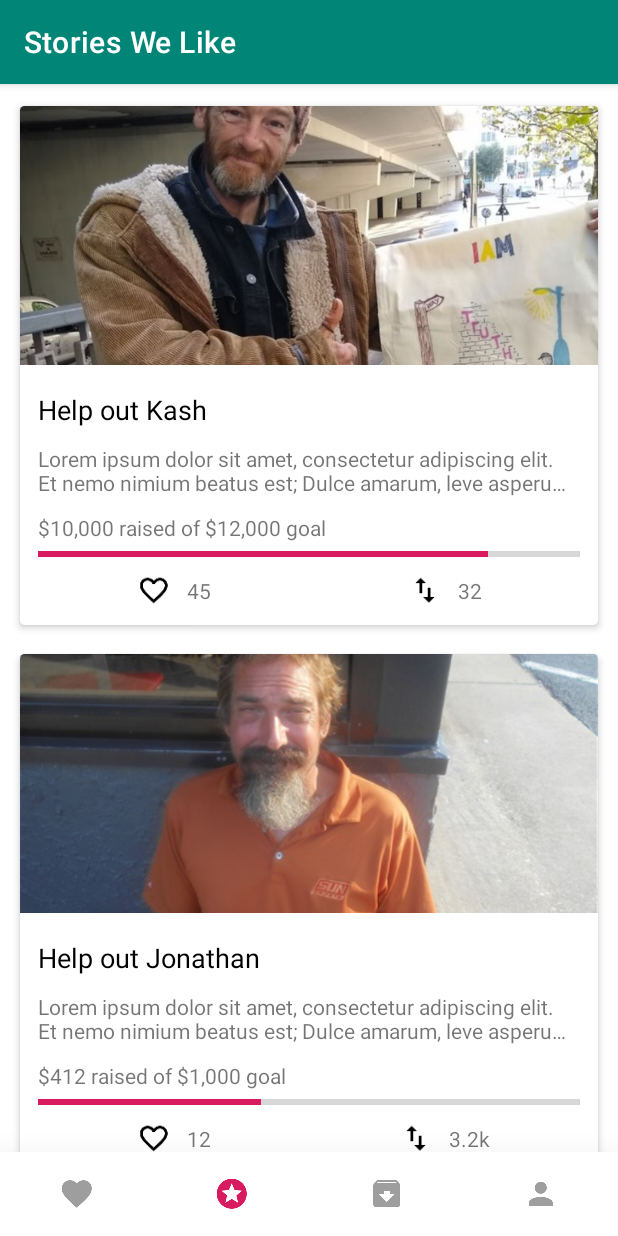
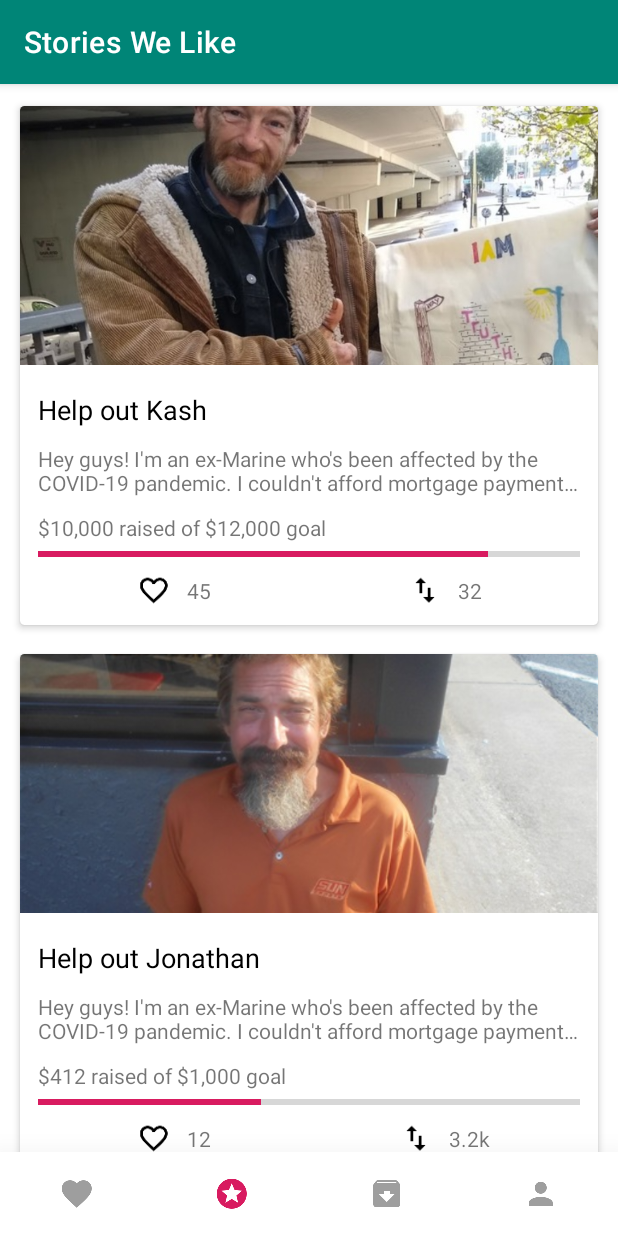
Before and after one commit to Alaska47/Homie, an Android app: the screen it shows after launch (HomeActivity), item 2 of the bottom bar chosen, on a phone screen of 412 x 824 dp. Run offline under Robolectric (Android 15) with nearby library versions, the phone set to English and light mode, and no system bars; our stand-ins replace Volley; network calls fail.

Commit message:
change default

```diff
--- a/app/src/main/java/com/example/homie/fragments/HighlightedPostsFragment.java
+++ b/app/src/main/java/com/example/homie/fragments/HighlightedPostsFragment.java
@@ -108,7 +108,7 @@ public class HighlightedPostsFragment extends Fragment {
     }
 
     private void initializeData() {
-        String defaultDescription = "Lorem ipsum dolor sit amet, consectetur adipiscing elit. Et nemo nimium beatus est; Dulce amarum, leve asperum, prope longe, stare movere, quadratum rotundum.";
+        String defaultDescription = getResources().getString(R.string.default_cv_description);
         storyCards.add(new StoryCard("kash",BitmapFactory.decodeResource(getResources(), R.drawable.stream_img), "Kash", defaultDescription, 10000, 12000, 45, 32));
         storyCards.add(new StoryCard("kash",BitmapFactory.decodeResource(getResources(), R.drawable.hi), "Jonathan", defaultDescription, 412, 1000, 12, 3233));
         storyCards.add(new StoryCard("kash",BitmapFactory.decodeResource(getResources(), R.drawable.olga), "Lizzy", defaultDescription, 2123, 8000, 4500, 0));
```
